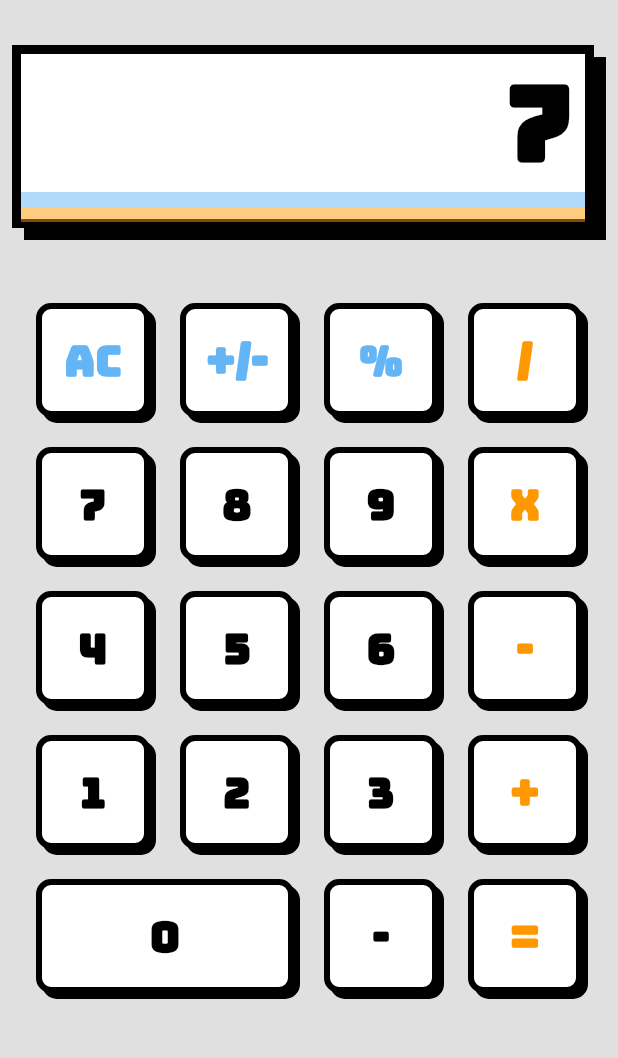
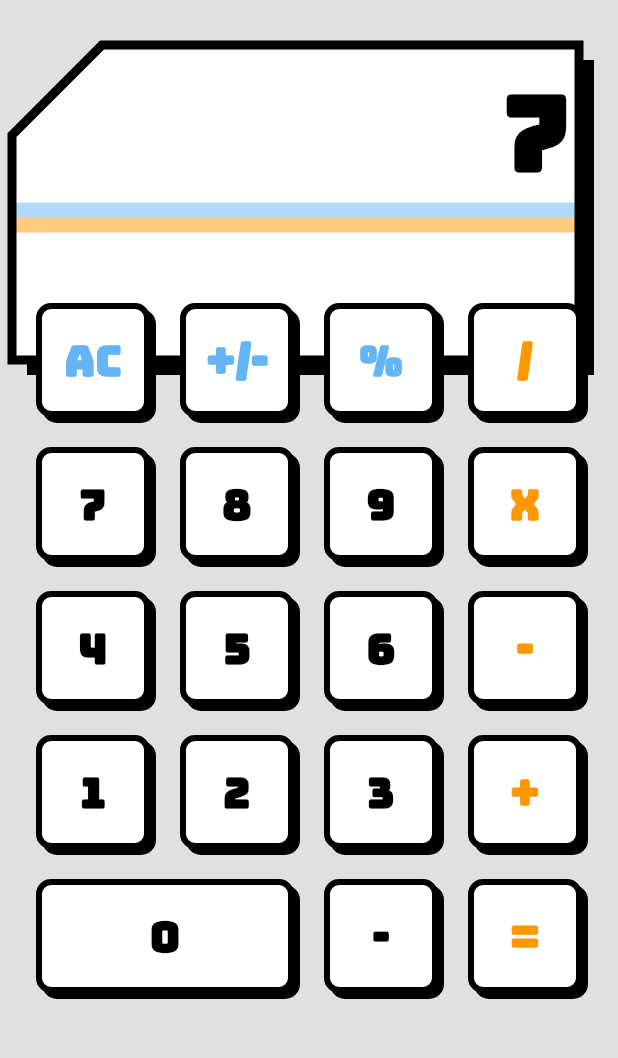
Before and after one commit to infiniteoverflow/casio_calculator, a Flutter app: the screen it shows after launch, after a tap on an icon or button, on a phone screen of 412 x 824 dp, the part 177-1235 px from its top. Run offline on Flutter 3.47's test engine with Material 2 defaults, Android fonts, the phone set to English and light mode, and no system bars; our stand-ins replace google_fonts; Roboto replaces fonts that are missing (Michroma).

Commit message:
Completed the UI

```diff
--- a/lib/custom_button.dart
+++ b/lib/custom_button.dart
@@ -13,6 +13,7 @@ class CustomButton extends StatelessWidget {
     this.child,
     this.buttonType,
     this.buttonValue,
+    this.color,
   });
 
   final double? height;
@@ -23,6 +24,7 @@ class CustomButton extends StatelessWidget {
   final Widget? child;
   final KeyTypes? buttonType;
   final String? buttonValue;
+  final Color? color;
 
   @override
   Widget build(BuildContext context) {
@@ -55,7 +57,7 @@ class CustomButton extends StatelessWidget {
         height: height ?? 80,
         width: width ?? 80,
         decoration: BoxDecoration(
-          color: Colors.white,
+          color: color ?? Colors.white,
           borderRadius: BorderRadius.circular(borderRadius ?? 10.0),
           border: Border.all(
             color: Colors.black,
--- a/lib/main.dart
+++ b/lib/main.dart
@@ -108,20 +108,25 @@ class _MyHomePageState extends State<MyHomePage> {
                       left: 8,
                       right: 16,
                     ),
-                    child: CustomButton(
-                      width: MediaQuery.of(context).size.width,
-                      borderRadius: 0.0,
-                      shadowOffset: const Offset(8, 8),
-                      borderWidth: 6,
+                    child: Stack(
+                      children: [
+                        CustomPaint(
+                          painter: InnerCard(),
+                          child: Container(),
+                        ),
+                        CustomPaint(
+                          painter: OuterCard(),
                           child: Column(
+                            crossAxisAlignment: CrossAxisAlignment.start,
                             children: [
                               const Spacer(),
                               Align(
                                 alignment: Alignment.centerRight,
                                 child: Padding(
-                              padding: const EdgeInsets.only(right: 8.0),
+                                  padding: const EdgeInsets.only(right: 16.0),
                                   child: ValueListenableBuilder(
-                                valueListenable: Notifiers.mainDigitsNotifier,
+                                    valueListenable:
+                                        Notifiers.mainDigitsNotifier,
                                     builder: (context, value, _) {
                                       String digits = value.toString();
 
@@ -141,19 +146,30 @@ class _MyHomePageState extends State<MyHomePage> {
                               ),
                               Container(
                                 height: 10,
+                                width: MediaQuery.of(context).size.width - 34,
                                 color: KColors.actionColor?.withOpacity(0.5),
                               ),
                               Container(
                                 height: 10,
+                                width: MediaQuery.of(context).size.width - 34,
                                 color: KColors.operatorColor.withOpacity(0.5),
-                          )
+                              ),
+                              const SizedBox(
+                                height: 15,
+                              ),
+                            ],
+                          ),
+                        ),
+                        CustomPaint(
+                          painter: BorderCanvas(),
+                          child: Container(),
+                        ),
                       ],
                     ),
                   ),
                 ),
-                ),
                 const SizedBox(
-                  height: 18,
+                  height: 0,
                 ),
               ],
             ),
@@ -197,3 +213,116 @@ class _MyHomePageState extends State<MyHomePage> {
     );
   }
 }
+
+class OuterCard extends CustomPainter {
+  OuterCard({
+    this.backgroundColor,
+  });
+
+  final Color? backgroundColor;
+
+  @override
+  void paint(Canvas canvas, Size size) {
+    Gradient gradient = LinearGradient(
+      begin: Alignment.topCenter,
+      end: Alignment.bottomCenter,
+      colors: [
+        backgroundColor ?? Colors.white,
+        backgroundColor ?? Colors.white
+      ],
+      tileMode: TileMode.clamp,
+    );
+
+    final Rect colorBounds = Rect.fromLTRB(0, 0, size.width, size.height);
+    final Paint paint = Paint()
+      ..shader = gradient.createShader(colorBounds)
+      ..strokeWidth = 5;
+
+    Path path = Path();
+    path.moveTo(60, 0);
+    path.lineTo(0, 60);
+    path.lineTo(0, 210);
+    path.lineTo(size.width - 10, 210);
+    path.lineTo(size.width - 10, 0);
+    path.close();
+
+    canvas.drawPath(path, paint);
+  }
+
+  @override
+  bool shouldRepaint(CustomPainter oldDelegate) => false;
+}
+
+class BorderCanvas extends CustomPainter {
+  BorderCanvas({
+    this.backgroundColor,
+  });
+
+  final Color? backgroundColor;
+
+  @override
+  void paint(Canvas canvas, Size size) {
+    Gradient gradient = const LinearGradient(
+      begin: Alignment.topCenter,
+      end: Alignment.bottomCenter,
+      colors: [Colors.black, Colors.black],
+      tileMode: TileMode.clamp,
+    );
+
+    final Rect colorBounds = Rect.fromLTRB(0, 0, size.width, size.height);
+    final Paint paint = Paint()
+      ..shader = gradient.createShader(colorBounds)
+      ..style = PaintingStyle.stroke
+      ..strokeWidth = 6;
+
+    Path path = Path();
+    path.moveTo(60, 0);
+    path.lineTo(0, 60);
+    path.lineTo(0, 210);
+    path.lineTo(size.width - 10, 210);
+    path.lineTo(size.width - 10, 0);
+    path.close();
+
+    canvas.drawPath(path, paint);
+  }
+
+  @override
+  bool shouldRepaint(CustomPainter oldDelegate) => false;
+}
+
+class InnerCard extends CustomPainter {
+  InnerCard({
+    this.backgroundColor,
+  });
+
+  final Color? backgroundColor;
+
+  @override
+  void paint(Canvas canvas, Size size) {
+    Gradient gradient = LinearGradient(
+      begin: Alignment.topCenter,
+      end: Alignment.bottomCenter,
+      colors: [
+        backgroundColor ?? Colors.black,
+        backgroundColor ?? Colors.black
+      ],
+      tileMode: TileMode.clamp,
+    );
+
+    final Rect colorBounds = Rect.fromLTRB(0, 0, size.width, size.height);
+    final Paint paint = Paint()..shader = gradient.createShader(colorBounds);
+
+    Path path = Path();
+    path.moveTo(60, 10);
+    path.lineTo(10, 60);
+    path.lineTo(10, 220);
+    path.lineTo(size.width, 220);
+    path.lineTo(size.width, 10);
+    path.close();
+
+    canvas.drawPath(path, paint);
+  }
+
+  @override
+  bool shouldRepaint(CustomPainter oldDelegate) => false;
+}
```
Lines whose indentation alone changed are shown as unchanged.
